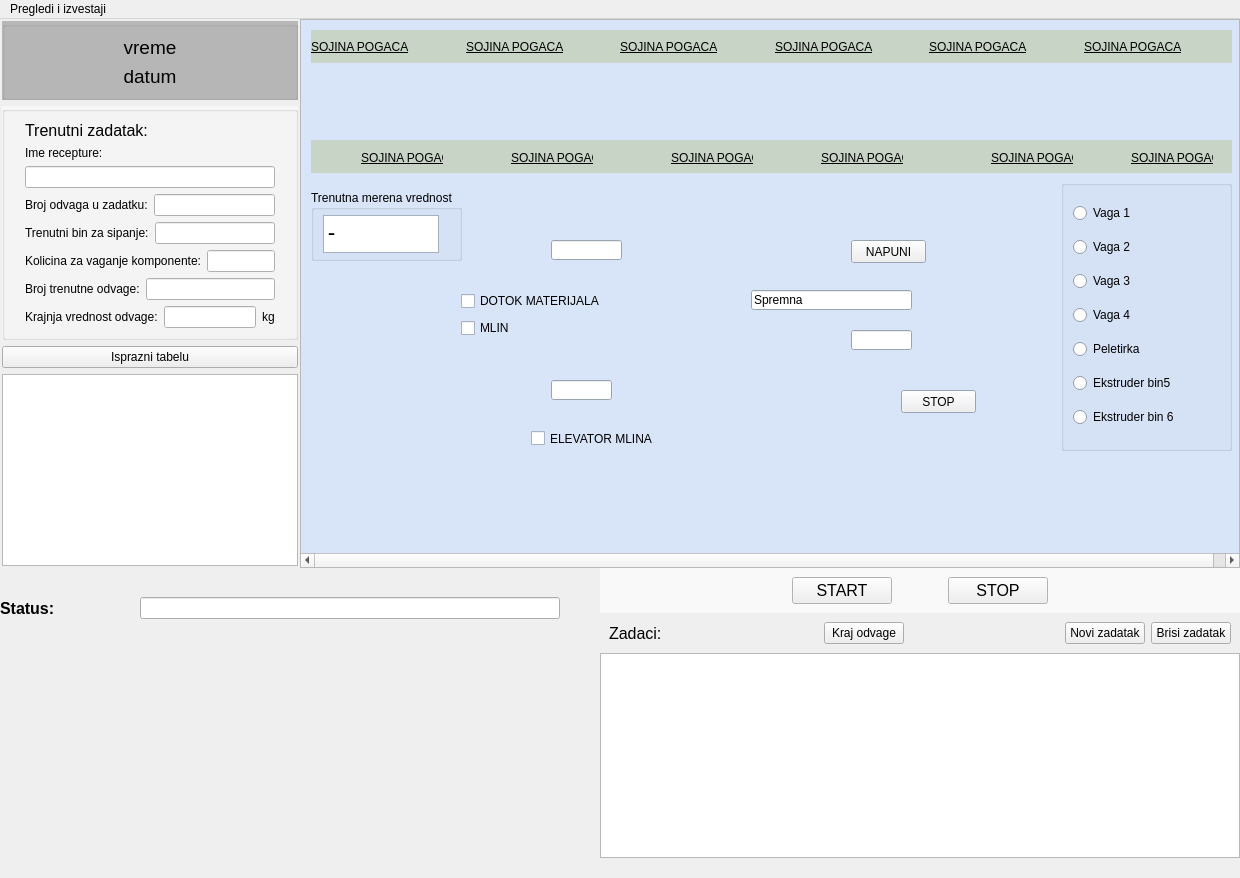
First picture: the form in ui/automainwindow.ui, repository nikolakn/biovita, before the edit.
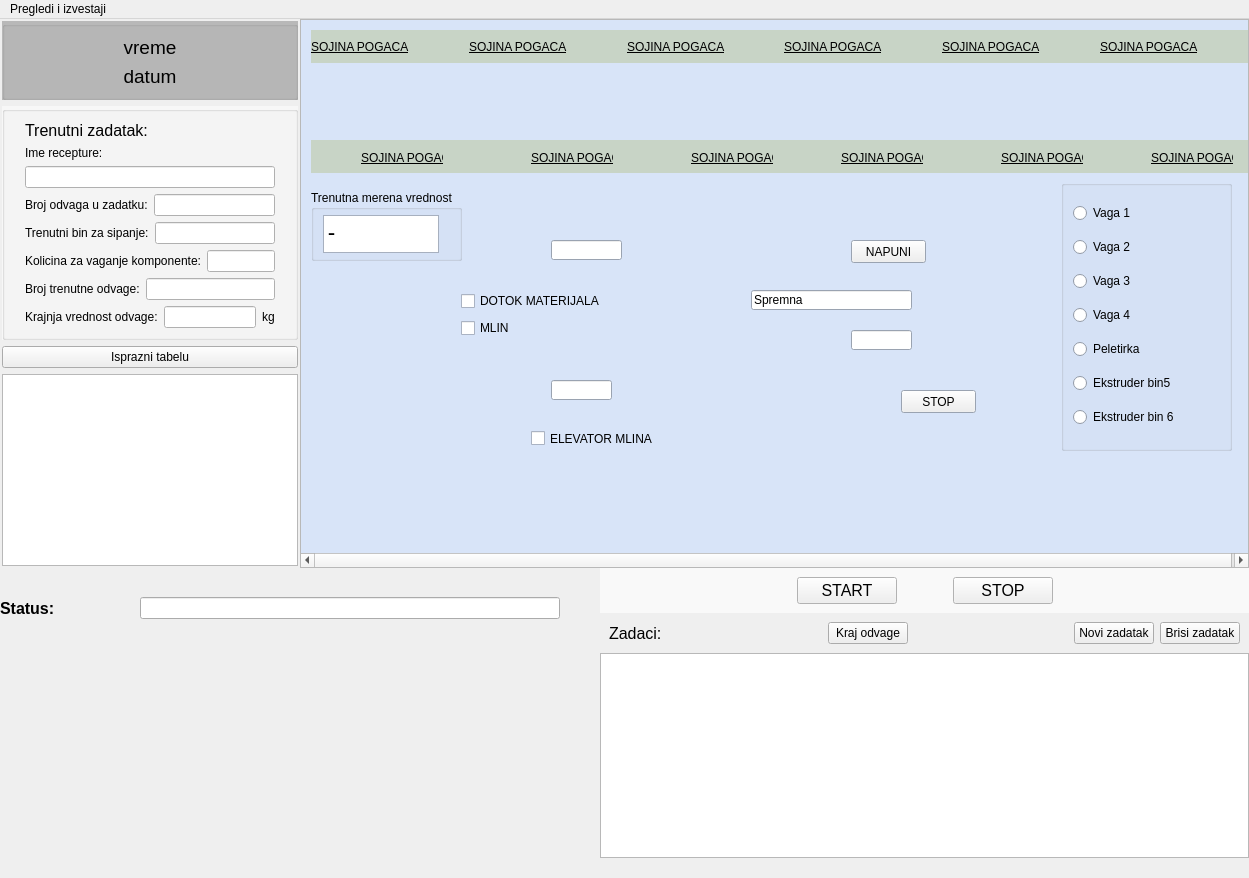
Second picture: the form after the edit. Custom widgets are drawn as their Qt base class.

The edit to the form file:
```diff
--- a/ui/automainwindow.ui
+++ b/ui/automainwindow.ui
@@ -6,7 +6,7 @@
    <rect>
     <x>0</x>
     <y>0</y>
-    <width>1240</width>
+    <width>1249</width>
     <height>878</height>
    </rect>
   </property>
@@ -779,7 +779,7 @@
            <rect>
             <x>10</x>
             <y>10</y>
-            <width>921</width>
+            <width>941</width>
             <height>33</height>
            </rect>
           </property>
@@ -851,6 +851,12 @@
            <bool>true</bool>
           </property>
           <layout class="QHBoxLayout" name="horizontalLayout_5">
+           <property name="leftMargin">
+            <number>0</number>
+           </property>
+           <property name="rightMargin">
+            <number>0</number>
+           </property>
            <item>
             <layout class="QHBoxLayout" name="horizontalLayout_2">
              <item>
@@ -934,7 +940,7 @@
            <rect>
             <x>10</x>
             <y>120</y>
-            <width>921</width>
+            <width>941</width>
             <height>33</height>
            </rect>
           </property>
@@ -1026,7 +1032,7 @@
           <widget class="QLabel" name="label_bin8">
            <property name="geometry">
             <rect>
-             <x>200</x>
+             <x>220</x>
              <y>10</y>
              <width>82</width>
              <height>16</height>
@@ -1044,7 +1050,7 @@
           <widget class="QLabel" name="label_bin9">
            <property name="geometry">
             <rect>
-             <x>360</x>
+             <x>380</x>
              <y>10</y>
              <width>82</width>
              <height>16</height>
@@ -1062,7 +1068,7 @@
           <widget class="QLabel" name="label_bin10">
            <property name="geometry">
             <rect>
-             <x>510</x>
+             <x>530</x>
              <y>10</y>
              <width>82</width>
              <height>16</height>
@@ -1080,7 +1086,7 @@
           <widget class="QLabel" name="label_bin11">
            <property name="geometry">
             <rect>
-             <x>680</x>
+             <x>690</x>
              <y>10</y>
              <width>82</width>
              <height>16</height>
@@ -1098,7 +1104,7 @@
           <widget class="QLabel" name="label_bin12">
            <property name="geometry">
             <rect>
-             <x>820</x>
+             <x>840</x>
              <y>10</y>
              <width>82</width>
              <height>16</height>
@@ -1478,7 +1484,7 @@
     <rect>
      <x>0</x>
      <y>0</y>
-     <width>1240</width>
+     <width>1249</width>
      <height>21</height>
     </rect>
    </property>
```
